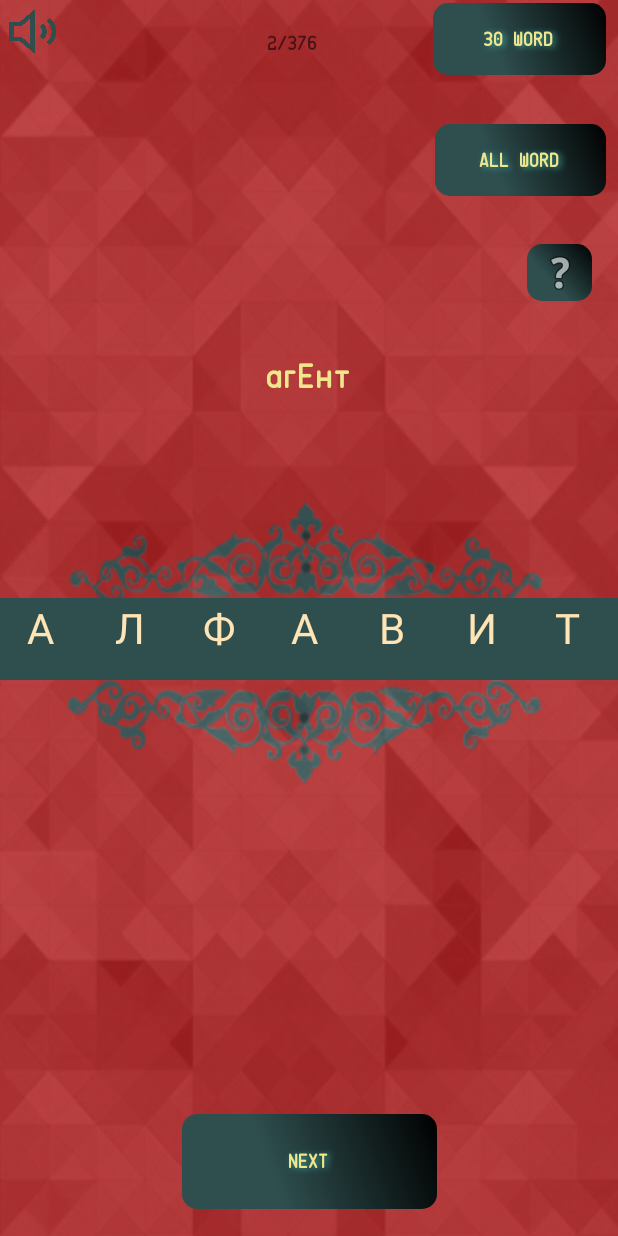
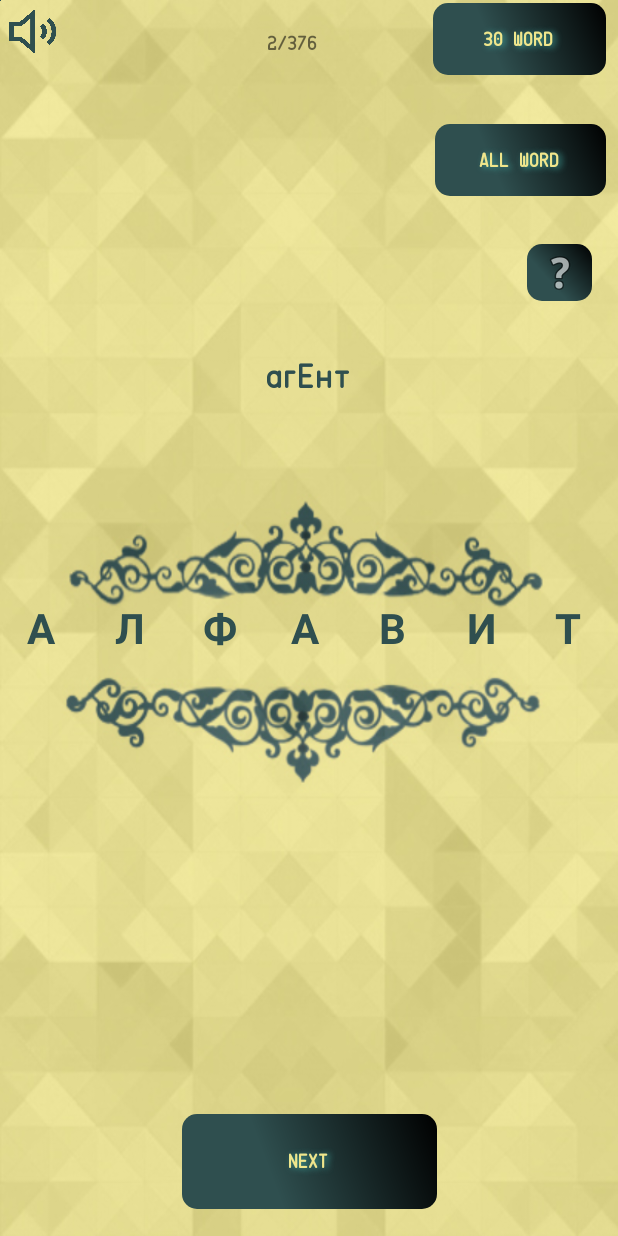
Before and after one commit to tamplleer/TestRussian, an Android app: the screen it shows after launch (MainActivity), after a tap on "NEXT", on a phone screen of 412 x 824 dp. Run offline under Robolectric (Android 15) with nearby library versions, the phone set to English and light mode, and no system bars; our stand-ins replace AdMob; libraries missing offline, so code that uses them is left out: com.daimajia.androidanimations; pictures from the network do not load; 3 statements that could not run were skipped; 1 other tap on this screen came first.

Commit message:
Update 09.19.19 new class MakeWord delete previous word

```diff
--- a/app/src/main/java/com/tamplleer/testrussian/MainActivity.java
+++ b/app/src/main/java/com/tamplleer/testrussian/MainActivity.java
@@ -30,20 +30,17 @@
 
 public class MainActivity extends AppCompatActivity {
     TextView t, point;
-    char strToArray[];
     int screenWidth, screenHeight;
     int lengthINscore = 0;
     Button button, bmstart30, bmnext;
     ImageButton bminfo;
     ConstraintLayout constraintLayout;
-    static char a[] = {'А', 'И', 'Е', 'Ё', 'О', 'У', 'Ы', 'Э', 'Ю', 'Я'};
     String word1[];
+    static char[] a = {'А', 'И', 'Е', 'Ё', 'О', 'У', 'Ы', 'Э', 'Ю', 'Я'};
     Audio audio;
     DialogInMenu dialog;
     ImageView picture;
     AdRequest adRequest;
-
-    int size;
     private static final String TAG = "MainActivity";
 
     private AdView mAdView;
@@ -51,13 +48,9 @@
     public Button start;
     ImageButton exit;
     private Handler handler = new Handler();
-
     int esootstup = 0;
     Typeface font1 = null;
-    // TextView texNew;
-    int polozenie = 0;
-    int otstup;
-
+    MakeWord makeWord;
 
     @Override
     protected void onCreate(Bundle savedInstanceState) {
@@ -86,6 +79,7 @@
         exit = (ImageButton) findViewById(R.id.exit);
         bmnext = (Button) findViewById(R.id.next);
         bmnext.setVisibility(View.INVISIBLE);
+        makeWord = new MakeWord(this, screenWidth, screenHeight, picture);
 
 
         try {
@@ -197,7 +191,8 @@
         S.wordMassive = S.allWord.split(",");
         point.setText(S.steps + "/" + lengthINscore);
         S.changeWord = 1;
-        setWordinMas();
+        // setWordinMas();
+        makeWord.setWordinMas();
         constraintLayout.setBackgroundResource(R.drawable.fon);
         t.setText("");
         audio.playSound(1);
@@ -255,7 +250,8 @@
         });
 
         S.changeWord = 1;
-        setWordinMas();
+        //setWordinMas();
+        makeWord.setWordinMas();
         constraintLayout.setBackgroundResource(R.drawable.fon);
 
         t.setText("");
@@ -264,6 +260,7 @@
     }
 
     public void next(View view) {
+
         bmnext.setVisibility(View.VISIBLE);
         handler.post(new Runnable() {
             @Override
@@ -276,7 +273,7 @@
         });
 
 
-        if (S.click == true || S.someClick == true) {
+        if (S.click || S.someClick) {
             S.steps++;
             S.changeWord++;
             handler.post(new Runnable() {
@@ -286,7 +283,7 @@
                 }
             });
             constraintLayout.setBackgroundResource(R.drawable.fon);
-            if (S.right == true) {
+            if (S.right) {
                 S.win++;
                 t.setTextColor(getResources().getColor(R.color.DarkSlateGray));
                 if (S.pravi > 0) audio.playSound(14);
@@ -310,12 +307,14 @@
                 constraintLayout.setBackgroundResource(R.drawable.fonred);
                 S.vernoORno[S.steps - 1] = false;
             }
-            S.right = false;
+
 
             t.setText("" + S.wordtoscreen);
 
 
-            setWordinMas();
+            //setWordinMas();
+            makeWord.setWordinMas();
+            S.right = false;
             if (S.steps == lengthINscore) {
                 // t.setText(S.win + "  OF  " + lengthINscore );
                 S.click = false;
@@ -333,80 +332,9 @@
         }
     }
 
-
-    public void setWordinMas() {
-        String word[] = new String[S.wordMassive.length];
-        for (int i = 0; i < S.wordMassive.length; i++) {
-            word[i] = S.wordMassive[i];
-            if (S.changeWord == i + 1) {
-                S.stringTOchar = S.wordMassive[i];
-                S.wordtoscreen = S.wordMassive[i];
-                createWord();
-                S.bukvMassive[i] = S.bukvLEngth;
-            }
-        }
-
-    }
-
     public void rextV(View view) {
         t.setText("!!!!!!!!!!!!");
     }
-
-    public void createWord() {
-        strToArray = S.stringTOchar.toCharArray();
-        S.bukvLEngth = strToArray.length;
-        for (int i = 0; i < strToArray.length; i++) {
-            if (strToArray[i] == a[0] ||
-                    strToArray[i] == a[1] ||
-                    strToArray[i] == a[2] ||
-                    strToArray[i] == a[3] ||
-                    strToArray[i] == a[4] ||
-                    strToArray[i] == a[5] ||
-                    strToArray[i] == a[6] ||
-                    strToArray[i] == a[7] ||
-                    strToArray[i] == a[8] ||
-                    strToArray[i] == a[9]) S.delet = i;
-            if (Character.isLowerCase(strToArray[i]))
-                strToArray[i] = Character.toUpperCase(strToArray[i]);
-            if (strToArray[i] == 'Ё') strToArray[i] = 'Е';
-        }
-        Text text[] = new Text[strToArray.length + 1];
-        Text textpusto[] = new Text[1];
-
-        int x1 = screenWidth / strToArray.length;
-        int y = screenHeight / 2;
-        int x = 0;
-        size = screenHeight / 30;
-        textpusto[0] = new Text(this, screenWidth / (screenHeight / 128), y, ' ', size, 100, 30);
-        for (int i = 0; i < strToArray.length; i++) {
-
-            if (strToArray.length > 9) {
-                x = x1 * i + screenWidth / (screenHeight / 128);
-            } else {
-                x = x1 * i + screenWidth / (screenHeight / 160);
-            }  //screenHeight/160 -otstup
-            if (screenWidth < 500) {
-                x = x1 * i + 55;
-            }
-            if (screenWidth < 500 && strToArray.length > 9) {
-                x = x1 * i + 45;
-            }
-            // if (i == 0) x =  esootstup;
-
-            text[i] = new Text(this, x, y, strToArray[i], size, i, i);
-
-
-        }
-        ConstraintLayout.LayoutParams params = (ConstraintLayout.LayoutParams) picture.getLayoutParams();
-        picture.setX(-400);
-        picture.setY(screenHeight / 2 - (screenHeight / 64) - 1);
-        params.width = screenWidth;
-        params.height = size * 2;
-        // setNewWord();
-
-
-    }
-
 
     @Override
     protected void onResume() {
--- /dev/null
+++ b/app/src/main/java/com/tamplleer/testrussian/MakeWord.java
@@ -0,0 +1,99 @@
+package com.tamplleer.testrussian;
+
+import android.content.Context;
+import android.widget.ImageView;
+import android.widget.TextView;
+
+import androidx.constraintlayout.widget.ConstraintLayout;
+
+import java.util.Vector;
+
+public class MakeWord {
+    TextView t, point;
+    private char[] strToArray;
+    private int screenWidth, screenHeight;
+    private static char[] a = {'А', 'И', 'Е', 'Ё', 'О', 'У', 'Ы', 'Э', 'Ю', 'Я'};
+    String[] word1;
+    private ImageView picture;
+    private Context context;
+    private Vector<Text> textt = new Vector<Text>();
+    private int size;
+    private static final String TAG = "MainActivity";
+
+    MakeWord(Context context, int screenWidth, int screenHeight, ImageView picture) {
+        this.context = context;
+        this.screenHeight = screenHeight;
+        this.screenWidth = screenWidth;
+        this.picture = picture;
+
+    }
+
+    public void setWordinMas() {
+        String word[] = new String[S.wordMassive.length];
+        for (int i = 0; i < S.wordMassive.length; i++) {
+            word[i] = S.wordMassive[i];
+            if (S.changeWord == i + 1) {
+                S.stringTOchar = S.wordMassive[i];
+                S.wordtoscreen = S.wordMassive[i];
+                createWord();
+                S.bukvMassive[i] = S.bukvLEngth;
+            }
+        }
+
+    }
+
+    public void createWord() {
+        strToArray = S.stringTOchar.toCharArray();
+        S.bukvLEngth = strToArray.length;
+        for (int i = 0; i < strToArray.length; i++) {
+            if (strToArray[i] == a[0] ||
+                    strToArray[i] == a[1] ||
+                    strToArray[i] == a[2] ||
+                    strToArray[i] == a[3] ||
+                    strToArray[i] == a[4] ||
+                    strToArray[i] == a[5] ||
+                    strToArray[i] == a[6] ||
+                    strToArray[i] == a[7] ||
+                    strToArray[i] == a[8] ||
+                    strToArray[i] == a[9]) S.delet = i;
+            if (Character.isLowerCase(strToArray[i]))
+                strToArray[i] = Character.toUpperCase(strToArray[i]);
+            if (strToArray[i] == 'Ё') strToArray[i] = 'Е';
+        }
+        if (!textt.isEmpty()) {
+            for (int i = 0; i < textt.size(); i++) {
+                textt.elementAt(i).deletPick();
+            }
+        }
+        textt.clear();
+        int x1 = screenWidth / strToArray.length;
+        int y = screenHeight / 2;
+        int x = 0;
+        size = screenHeight / 30;
+        for (int i = 0; i < strToArray.length; i++) {
+
+            if (strToArray.length > 9) {
+                x = x1 * i + screenWidth / (screenHeight / 128);
+            } else {
+                x = x1 * i + screenWidth / (screenHeight / 160);
+            }
+            if (screenWidth < 500) {
+                x = x1 * i + 55;
+            }
+            if (screenWidth < 500 && strToArray.length > 9) {
+                x = x1 * i + 45;
+            }
+            textt.addElement(new Text(context, x, y, strToArray[i], size, i, i));
+            textt.elementAt(i).setPick();
+            textt.elementAt(i).paintWord();
+        }
+      /*  ConstraintLayout.LayoutParams params = (ConstraintLayout.LayoutParams) picture.getLayoutParams();
+        picture.setX(-400);
+        picture.setY(screenHeight / 2 - (screenHeight / 64) - 1);
+        params.width = screenWidth;
+        params.height = size * 2;*/
+        // setNewWord();
+
+
+    }
+}
--- a/app/src/main/java/com/tamplleer/testrussian/S.java
+++ b/app/src/main/java/com/tamplleer/testrussian/S.java
@@ -24,7 +24,7 @@
     public static int lengsInScore;
     public static int steps = 0;
     public static int win = 0;
-    public static boolean right = false;
+    public static boolean right = true;
     public static boolean clickWord = false;
     public static boolean pause = true;
     public static int pravi = 0;
--- a/app/src/main/java/com/tamplleer/testrussian/Text.java
+++ b/app/src/main/java/com/tamplleer/testrussian/Text.java
@@ -1,5 +1,6 @@
 package com.tamplleer.testrussian;
 
+import android.app.Activity;
 import android.content.Context;
 import android.graphics.Color;
 import android.graphics.Typeface;
@@ -8,6 +9,7 @@
 
 import android.util.Log;
 import android.view.View;
+import android.widget.FrameLayout;
 import android.widget.RelativeLayout;
 import android.widget.TextView;
 
@@ -23,44 +25,42 @@
     Context context;
     int x, y, type;
     char count;
+    private TextView charTV;//charTextV
     int shir;
-    Typeface fon2=null;
+    Typeface fon2 = null;
     //int idWord = 0;
     ConstraintLayout constraintLayout;
     float alpha = 1;
     double size; // размер картинки, врещение, прозрачность
 
-    Text(MainActivity main, int x, int y, final char count, int size, final int type,int idWord) {
+    Text(Context context, int x, int y, final char count, int size, final int type, int idWord) {
         try {
             fon2 = font1;
         } catch (Exception e) {
-            Log.e("scot", "Could not get typeface: "+e.getMessage());
+            Log.e("scot", "Could not get typeface: " + e.getMessage());
 
         }
         this.x = x;
-        context = main;
         this.y = y;
         this.size = size;
         this.type = type;
         this.count = count;
-        S.charTextV = new TextView(context);
-        S.charTextV.setAlpha(alpha);
-        S.charTextV.setX(x); // координаты
-        S.charTextV.setY(y);
-        S.charTextV.setId(idWord);
-        S.charTextV.setBackgroundResource(R.color.DarkSlateGray);
-        S.charTextV.setTextColor(Color.rgb(255, 228, 181));
-        S.charTextV.setScaleX(2f); // изменение размеров в 1.5 раза
-        S.charTextV.setScaleY(2f);
-        S.charTextV.setText("" + count);
-       // S.charTextV.setTypeface(S.fon2);
+        charTV = new TextView(context);
+        charTV.setTypeface(font1,Typeface.BOLD);
+        charTV.setAlpha(alpha);
+        charTV.setX(x); // координаты
+        charTV.setY(y);
+        charTV.setId(idWord);
+        //charTV.setBackgroundResource(R.color.DarkSlateGray);
+        charTV.setScaleX(2f); // изменение размеров в 1.5 раза
+        charTV.setScaleY(2f);
+        // charTV.setTypeface(S.fon2);
         ru = count;
         S.type = type;
 
 
-
-        t = (TextView) main.findViewById(R.id.text);
-        constraintLayout = (ConstraintLayout) main.findViewById(R.id.constrainlayout);
+        t = ((Activity) context).findViewById(R.id.text);
+        constraintLayout = (ConstraintLayout) ((Activity) context).findViewById(R.id.constrainlayout);
         //      constraintLayout = (ConstraintLayout) findViewById(R.id.constrainlayout);
         // setSize();
 
@@ -70,18 +70,42 @@
             shir = shir - size;
         }
         if (type == 100) shir = 1000;
-        main.addContentView(S.charTextV, new RelativeLayout.LayoutParams(shir, size));
-        S.charTextV.setOnClickListener(new View.OnClickListener() {  // вешаем слушателя на клик
+        ((Activity) context).addContentView(charTV, new RelativeLayout.LayoutParams(shir, size));
+        charTV.setOnClickListener(new View.OnClickListener() {  // вешаем слушателя на клик
             public void onClick(View v) {
                 for (int i = 0; i < a.length; i++) {
-                    if (count == a[i] && S.clickWord == true){
-                    touched();
-
-                   }
+                    if (count == a[i] && S.clickWord) {
+                        touched();
+                        paintLetter();
+                    }
                 }
                 // метод-обработчик нажатия
             }
         });
+    }
+
+    public void setPick() {
+        charTV.setText("" + count);
+    }
+    public void deletPick(){
+        FrameLayout parent = (FrameLayout) charTV.getParent();
+        parent.removeView(charTV);
+    }
+    private void paintLetter(){
+        if(S.right){
+            charTV.setTextColor(Color.rgb(178, 34, 34));
+        }
+        else{
+            charTV.setTextColor(Color.rgb(47, 79, 79));
+        }
+    }
+    public void paintWord(){
+        if(S.right){
+            charTV.setTextColor(Color.rgb(47, 79, 79));
+        }
+        else{
+            charTV.setTextColor(Color.rgb(255, 228, 181));
+        }
     }
 
 //public void setSize(){
@@ -96,8 +120,8 @@
         //     MainActivity main1 = new MainActivity();
         //    main1.getWindow().setBackgroundDrawableResource(R.drawable.fotodena);
         t.setText("" + count + " ?");
-        // S.charTextV.setBackgroundResource(R.color.Khaki);
-        //  S.charTextV.setTextColor(Color.rgb(47,79,79));
+        // charTV.setBackgroundResource(R.color.Khaki);
+        //  charTV.setTextColor(Color.rgb(47,79,79));
         // main= new MainActivity();
         audio = new Audio(0);
         //  audio.playSound(5);
@@ -137,8 +161,8 @@
         //constraintLayout.setBackgroundColor(ContextCompat
 //    .getColor(context, R.color.CHETO));
         S.right = type == S.delet;
-        //  FrameLayout parent = (FrameLayout) S.charTextV.getParent();
-        // parent.removeView(S.charTextV);
+        //  FrameLayout parent = (FrameLayout) charTV.getParent();
+        // parent.removeView(charTV);
     }
 
 
```
